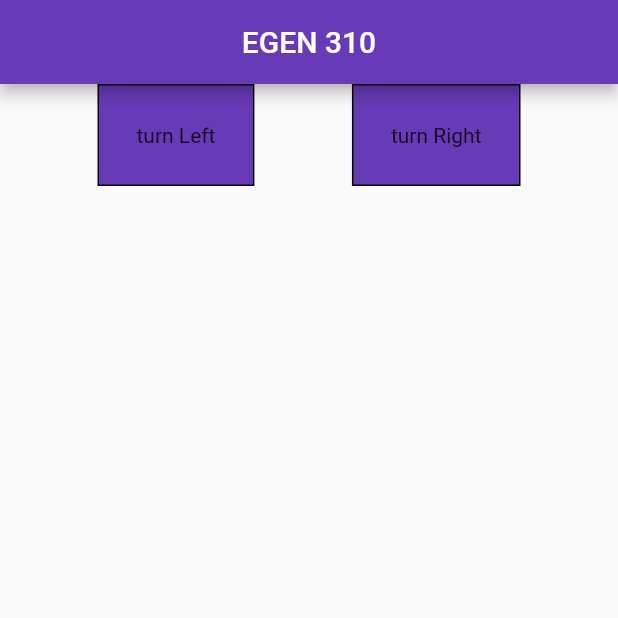
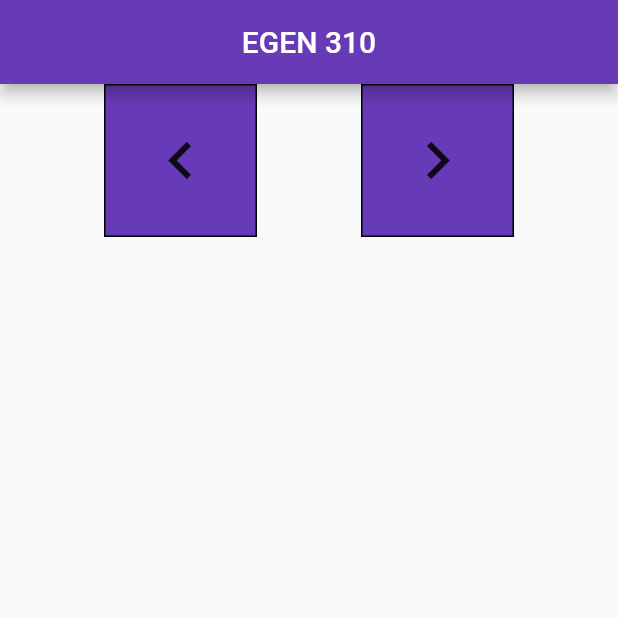
Before and after one commit to MGallivan00/EGEN_310, a Flutter app: the screen it shows after launch, on a phone screen of 412 x 824 dp, the top half of it. Run offline on Flutter 3.47's test engine with Material 2 defaults, Android fonts, the phone set to English and light mode, and no system bars.

Commit message:
Added arrows to buttons

```diff
--- a/lib/main.dart
+++ b/lib/main.dart
@@ -72,9 +72,9 @@ class _MyHomePageState extends State<MyHomePage> {
             //TODO Thread?
 
             _leftButton = UserInterface(MainAxisAlignment.center, // Create the left button
-                CrossAxisAlignment.end, "turn Left"),
+                CrossAxisAlignment.end, "turn Left", Icons.keyboard_arrow_left),
             _rightButton = UserInterface(MainAxisAlignment.center, // Create the turn right button
-                CrossAxisAlignment.end, "turn Right"),
+                CrossAxisAlignment.end, "turn Right", Icons.keyboard_arrow_right),
           ]),
 
       // This trailing comma makes auto-formatting nicer for build methods.
--- a/lib/user_interface.dart
+++ b/lib/user_interface.dart
@@ -8,15 +8,17 @@ class UserInterface extends StatefulWidget {
   MainAxisAlignment _mainAxisAlignment;
   CrossAxisAlignment _crossAxisAlignment;
   String _instruction;
+  IconData _icon;
 
   UserInterface(this._mainAxisAlignment, this._crossAxisAlignment,
-      this._instruction); // Constructor for UserInterface
+      this._instruction, this._icon); // Constructor for UserInterface
 
   @override
   _UserInterfaceState createState() => _UserInterfaceState(
       this._mainAxisAlignment,
       this._crossAxisAlignment,
-      this._instruction); // Create instance of _UserInterfaceState
+      this._instruction,
+      this._icon); // Create instance of _UserInterfaceState
 }
 
 // Following code sourced from : https://stackoverflow.com/questions/52128572/flutter-execute-method-so-long-the-button-pressed
@@ -26,9 +28,10 @@ class _UserInterfaceState extends State<UserInterface> {
   CrossAxisAlignment _crossAxisAlignment;
   String _instruction;
   bool _loopActive = false;
+  IconData _icon;
 
   _UserInterfaceState(this._mainAxisAlignment, this._crossAxisAlignment,
-      this._instruction); // Constructor
+      this._instruction, this._icon); // Constructor
 
 // Method to loop while the button is pressed and change the state
   void _controlVehicle() async {
@@ -62,21 +65,29 @@ class _UserInterfaceState extends State<UserInterface> {
             stop(); // Will stop motor value change
           },
           child: Container(
-              // Creates the buttons
-              decoration:
-                  BoxDecoration(color: Colors.deepPurple, border: Border.all()),
-              padding: EdgeInsets.all(25.0),
-              child: Text(_instruction)),
+            // Creates the buttons
+            decoration:
+                BoxDecoration(color: Colors.deepPurple, border: Border.all()),
+            padding: EdgeInsets.all(25.0),
+//              child: Text(_instruction)),
+            child: Icon( // Adds Arrow Icon to button
+              _icon,
+              color: Colors.black87,
+              size: 50.0,
+            ),
+          ),
         )
       ],
     );
   }
 
-  void _changeMotorValue() {  // Method to change the motor value
+  void _changeMotorValue() {
+    // Method to change the motor value
     print(_instruction);
   }
 
-  void stop() { // Method to stop motor values.
+  void stop() {
+    // Method to stop motor values.
     print("stop ");
   }
 }
```
